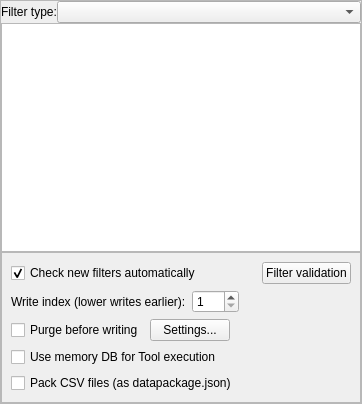
Above: spinetoolbox/ui/link_properties.ui from spine-tools/Spine-Toolbox before the change. Below: the same form after it.
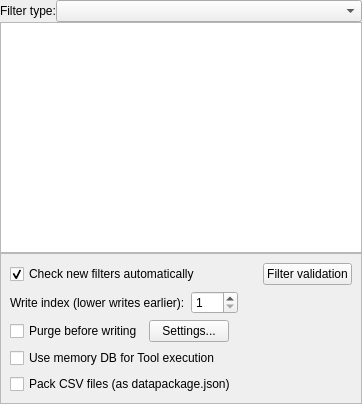
That is the form after the change. Custom widgets are drawn as their Qt base class.

Commit message:
Add stylesheet to link and jump properties to make scroll area bg transparent
Re #3012

What changed in the file:
```diff
--- a/spinetoolbox/ui/link_properties.ui
+++ b/spinetoolbox/ui/link_properties.ui
@@ -26,6 +26,10 @@
   <property name="windowTitle">
    <string>Form</string>
   </property>
+  <property name="styleSheet">
+   <string notr="true">QScrollArea { background: transparent; }
+QScrollArea &gt; QWidget &gt; QWidget { background: transparent; }</string>
+  </property>
   <layout class="QVBoxLayout" name="verticalLayout_3">
    <property name="spacing">
     <number>0</number>
@@ -44,6 +48,9 @@
    </property>
    <item>
     <widget class="QScrollArea" name="scrollArea">
+     <property name="frameShape">
+      <enum>QFrame::Shape::NoFrame</enum>
+     </property>
      <property name="widgetResizable">
       <bool>true</bool>
      </property>
@@ -52,10 +59,13 @@
        <rect>
         <x>0</x>
         <y>0</y>
-        <width>360</width>
-        <height>402</height>
+        <width>362</width>
+        <height>404</height>
        </rect>
       </property>
+      <property name="autoFillBackground">
+       <bool>false</bool>
+      </property>
       <layout class="QVBoxLayout" name="verticalLayout">
        <property name="spacing">
         <number>0</number>
```
The commit also changes 6 other files.
